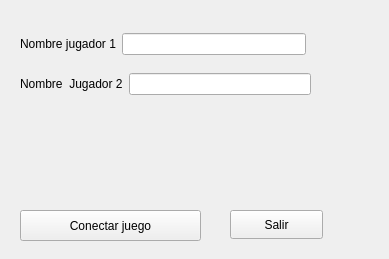
Above: interfazGame/widget.ui from rayo17/Proyecto1Datos2 before the change. Below: the same form after it.
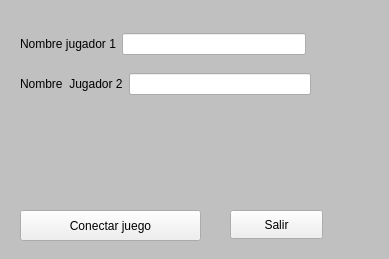
That is the form after the change.

The edit to the form file:
```diff
--- a/interfazGame/widget.ui
+++ b/interfazGame/widget.ui
@@ -2,6 +2,12 @@
 <ui version="4.0">
  <class>Widget</class>
  <widget class="QWidget" name="Widget">
+  <property name="windowModality">
+   <enum>Qt::NonModal</enum>
+  </property>
+  <property name="enabled">
+   <bool>true</bool>
+  </property>
   <property name="geometry">
    <rect>
     <x>0</x>
@@ -13,6 +19,12 @@
   <property name="windowTitle">
    <string>Widget</string>
   </property>
+  <property name="styleSheet">
+   <string notr="true">#Widget{
+	background:silver
+}
+</string>
+  </property>
   <widget class="QPushButton" name="start">
    <property name="geometry">
     <rect>
@@ -39,7 +51,7 @@
     <string>Salir</string>
    </property>
   </widget>
-  <widget class="QWidget" name="">
+  <widget class="QWidget" name="layoutWidget">
    <property name="geometry">
     <rect>
      <x>20</x>
@@ -61,7 +73,7 @@
     </item>
    </layout>
   </widget>
-  <widget class="QWidget" name="">
+  <widget class="QWidget" name="layoutWidget">
    <property name="geometry">
     <rect>
      <x>20</x>
```
Left out of the diff: 4 changed lines with no effect on the pictures.
